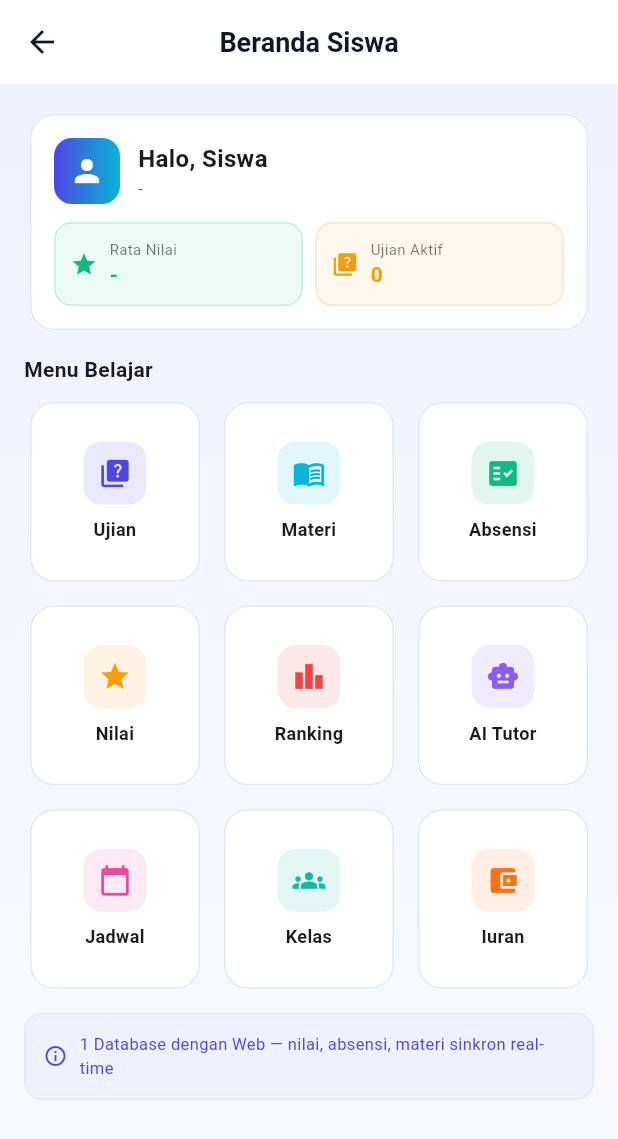
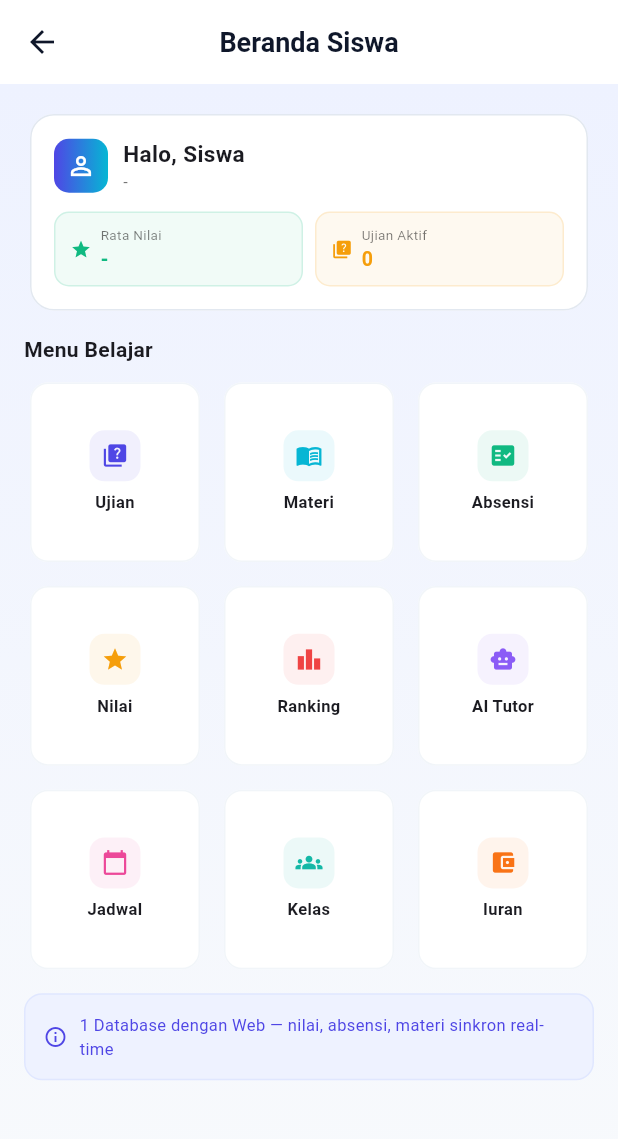
Before and after one commit to Khotibul/e-learning-qu, a Flutter app: the SiswaDashboard screen opened directly, on a phone screen of 412 x 824 dp. Shown: the top 1139 px of the screen. Run offline on Flutter 3.47's test engine with Material 3 defaults, Android fonts, the phone set to English and light mode, and no system bars; our stand-ins replace shared_preferences; accounts and stored records are empty; network calls fail.

Commit message:
fix(mobile): LocaleDataException initDateFormatting + ikon minimal responsif (tema pendidikan)

```diff
--- a/mobile/lib/screens/siswa/dashboard.dart
+++ b/mobile/lib/screens/siswa/dashboard.dart
@@ -33,7 +33,7 @@ class _SiswaDashboardState extends State<SiswaDashboard> {
               child: Padding(
                 padding: const EdgeInsets.all(16),
                 child: Column(crossAxisAlignment: CrossAxisAlignment.start, children: [
-                  Row(children: [Container(padding: const EdgeInsets.all(10), decoration: BoxDecoration(gradient: const LinearGradient(colors: [Color(0xFF4F46E5), Color(0xFF06B6D4)]), borderRadius: BorderRadius.circular(12)), child: const Icon(Icons.person, color: Colors.white)), const SizedBox(width: 12), Expanded(child: Column(crossAxisAlignment: CrossAxisAlignment.start, children: [Text("Halo, ${stats?["nama"] ?? "Siswa"}", style: const TextStyle(fontWeight: FontWeight.w700, fontSize: 16)), Text("${stats?["kelas"] ?? "-"}", style: const TextStyle(color: Colors.black54, fontSize: 12))]))]),
+                  Row(children: [Container(padding: const EdgeInsets.all(8), decoration: BoxDecoration(gradient: const LinearGradient(colors: [Color(0xFF4F46E5), Color(0xFF06B6D4)]), borderRadius: BorderRadius.circular(10)), child: const Icon(Icons.person_outline, color: Colors.white, size: 20)), const SizedBox(width: 10), Expanded(child: Column(crossAxisAlignment: CrossAxisAlignment.start, children: [Text("Halo, ${stats?["nama"] ?? "Siswa"}", style: const TextStyle(fontWeight: FontWeight.w700, fontSize: 15)), Text("${stats?["kelas"] ?? "-"}", style: const TextStyle(color: Colors.black54, fontSize: 11))]))]),
                   const SizedBox(height: 12),
                   Row(children: [
                     Expanded(child: _MiniStat(label: "Rata Nilai", value: "${stats?["rataNilai"] ?? stats?["nilaiRataRata"] ?? "-"}", icon: Icons.grade, color: const Color(0xFF10B981))),
@@ -83,9 +83,9 @@ class _MiniStat extends StatelessWidget {
   const _MiniStat({required this.label, required this.value, required this.icon, required this.color});
   @override
   Widget build(BuildContext context) => Container(
-    padding: const EdgeInsets.all(10),
-    decoration: BoxDecoration(color: color.withOpacity(0.08), borderRadius: BorderRadius.circular(12), border: Border.all(color: color.withOpacity(0.2))),
-    child: Row(children: [Icon(icon, size: 18, color: color), const SizedBox(width: 8), Column(crossAxisAlignment: CrossAxisAlignment.start, children: [Text(label, style: const TextStyle(fontSize: 10, color: Colors.black54)), Text(value, style: TextStyle(fontWeight: FontWeight.bold, color: color))])]),
+    padding: const EdgeInsets.symmetric(horizontal: 10, vertical: 8),
+    decoration: BoxDecoration(color: color.withValues(alpha: 0.06), borderRadius: BorderRadius.circular(10), border: Border.all(color: color.withValues(alpha: 0.15))),
+    child: Row(children: [Icon(icon, size: 14, color: color), const SizedBox(width: 6), Column(crossAxisAlignment: CrossAxisAlignment.start, children: [Text(label, style: const TextStyle(fontSize: 9, color: Colors.black54)), Text(value, style: TextStyle(fontWeight: FontWeight.bold, fontSize: 13, color: color))])]),
   );
 }
 
@@ -94,15 +94,17 @@ class _MenuCard extends StatelessWidget {
   const _MenuCard({required this.icon, required this.label, required this.color, required this.onTap});
   @override
   Widget build(BuildContext context) => Card(
+    elevation: 0,
+    shape: RoundedRectangleBorder(borderRadius: BorderRadius.circular(12), side: const BorderSide(color: Color(0xFFF1F5F9))),
     child: InkWell(
       onTap: onTap,
-      borderRadius: BorderRadius.circular(16),
+      borderRadius: BorderRadius.circular(12),
       child: Padding(
-        padding: const EdgeInsets.all(12),
+        padding: const EdgeInsets.symmetric(vertical: 14, horizontal: 8),
         child: Column(mainAxisAlignment: MainAxisAlignment.center, children: [
-          Container(padding: const EdgeInsets.all(10), decoration: BoxDecoration(color: color.withOpacity(0.12), borderRadius: BorderRadius.circular(12)), child: Icon(icon, color: color, size: 22)),
-          const SizedBox(height: 8),
-          Text(label, style: const TextStyle(fontWeight: FontWeight.w600, fontSize: 12), textAlign: TextAlign.center),
+          Container(padding: const EdgeInsets.all(8), decoration: BoxDecoration(color: color.withValues(alpha: 0.08), borderRadius: BorderRadius.circular(10)), child: Icon(icon, color: color, size: 18)),
+          const SizedBox(height: 6),
+          Text(label, style: const TextStyle(fontWeight: FontWeight.w600, fontSize: 11), textAlign: TextAlign.center, maxLines: 1, overflow: TextOverflow.ellipsis),
         ]),
       ),
     ),
```
Also changed, not shown: mobile/lib/main.dart (+22 -17 lines), mobile/lib/screens/auth/login_screen.dart (+5 -5 lines), mobile/lib/screens/siswa/ujian.dart (+17 -3 lines).
